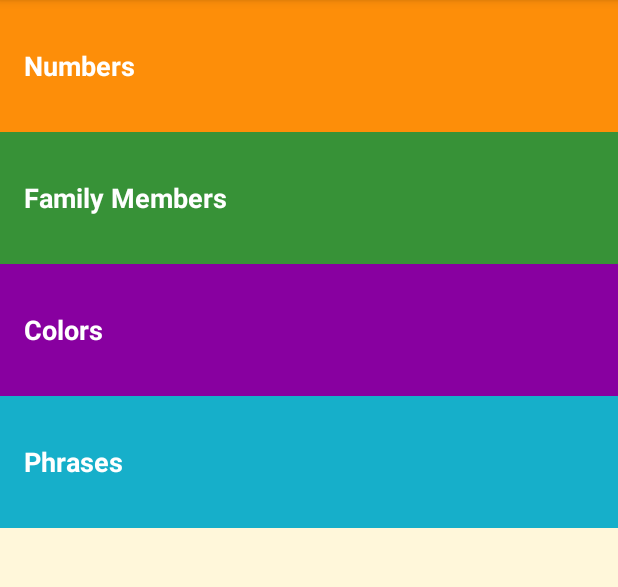
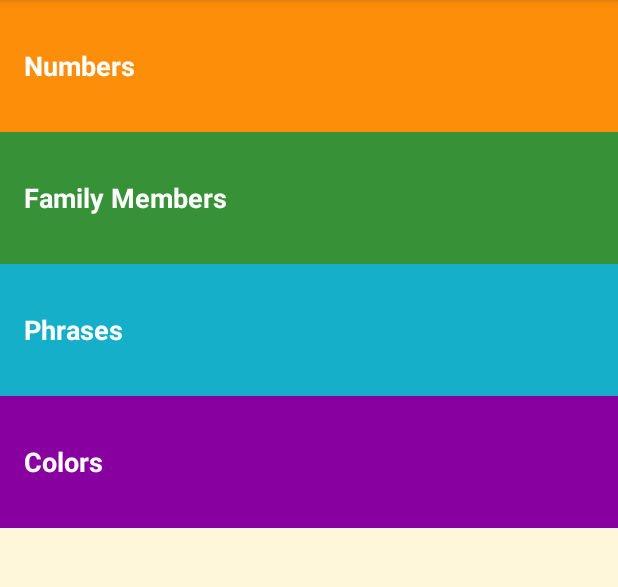
Before and after one commit to AnkurVineet/Miwok-App, an Android app: the screen it shows after launch (MainActivity), on a phone screen of 412 x 824 dp, the part 84-671 px from its top. Run offline under Robolectric (Android 15) with nearby library versions, the phone set to English and light mode, and no system bars.

Commit message:
Screenshot Added

```diff
--- a/app/src/main/java/com/example/android/miwok/MainActivity.java
+++ b/app/src/main/java/com/example/android/miwok/MainActivity.java
@@ -46,6 +46,7 @@ public class MainActivity extends AppCompatActivity {
                 startActivity(colorsIntent);
             }
         });
+
         TextView familyTextview = findViewById(R.id.family);
         familyTextview.setOnClickListener(new View.OnClickListener() {
             @Override
@@ -54,6 +55,7 @@ public class MainActivity extends AppCompatActivity {
                 startActivity(familyIntent);
             }
         });
+
         TextView phrasesTextview = findViewById(R.id.phrases);
         phrasesTextview.setOnClickListener(new View.OnClickListener() {
             @Override
--- a/app/src/main/res/layout/activity_main.xml
+++ b/app/src/main/res/layout/activity_main.xml
@@ -35,15 +35,15 @@
         android:text="@string/category_family" />
 
     <TextView
+        android:id="@+id/phrases"
+        style="@style/CategoryStyle"
+        android:background="@color/category_phrases"
+        android:text="@string/category_phrases" />
+
+    <TextView
         android:id="@+id/colors"
         style="@style/CategoryStyle"
         android:background="@color/category_colors"
         android:text="@string/category_colors" />
 
-    <TextView
-        android:id="@+id/phrases"
-        style="@style/CategoryStyle"
-        android:background="@color/category_phrases"
-        android:text="@string/category_phrases" />
-
 </LinearLayout>
```
